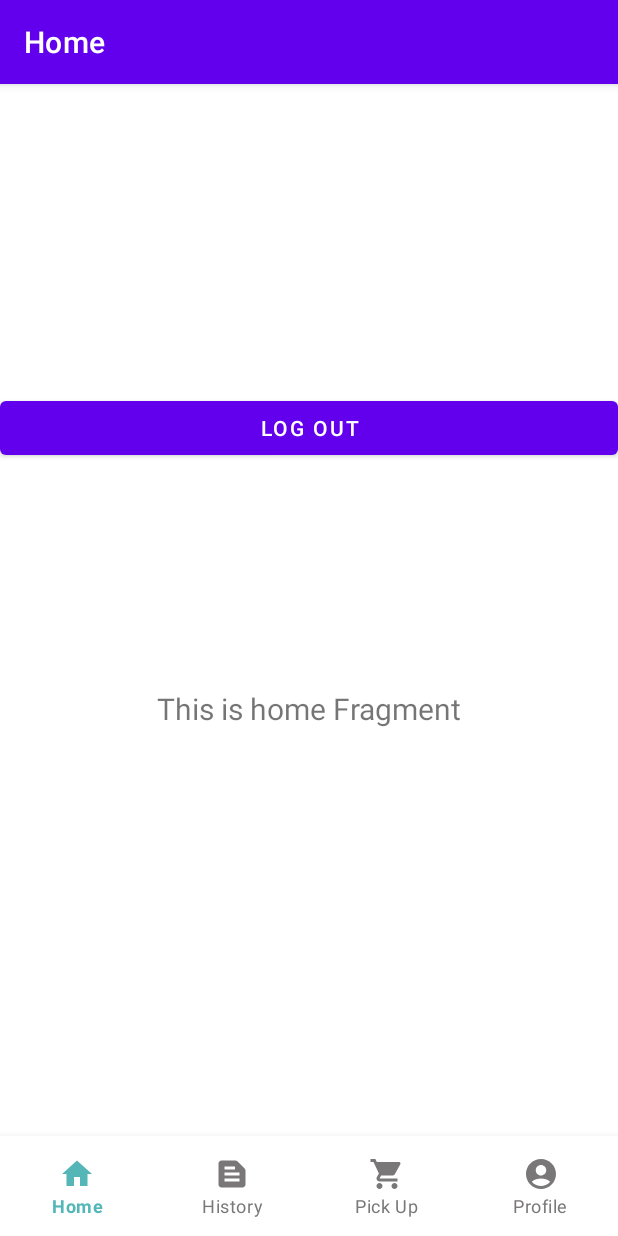
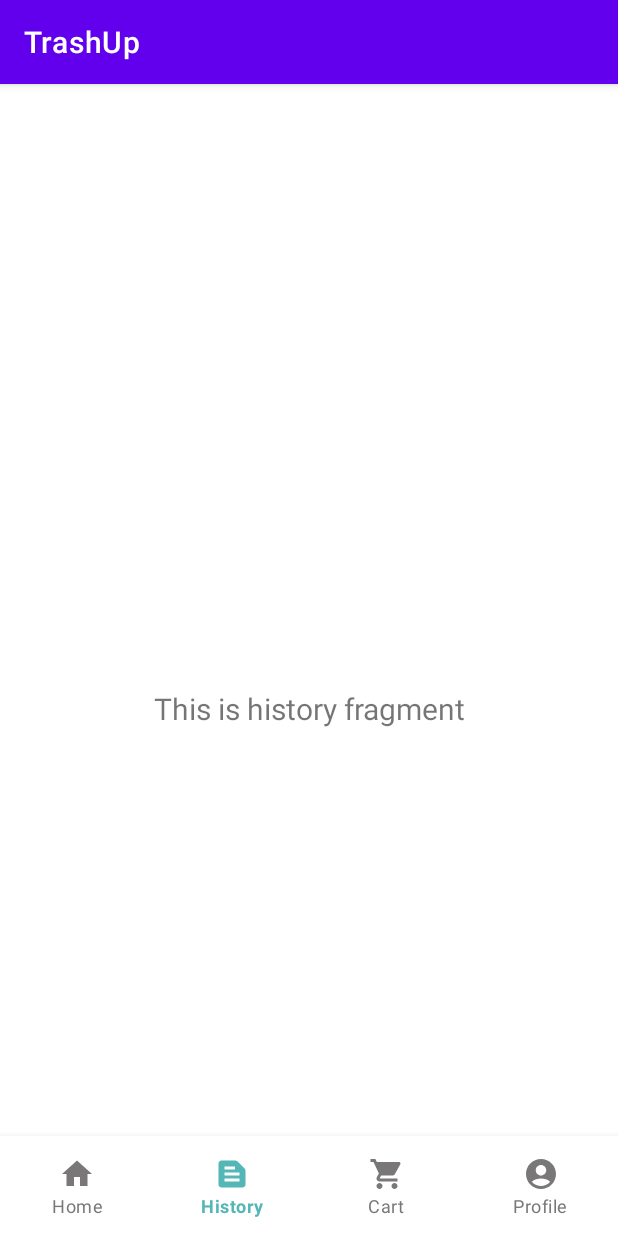
Before and after one commit to TrashUp-Capstone/mobile, an Android app: the MainActivity screen opened directly, with no data from a screen before it, item 2 of the bottom bar chosen, on a phone screen of 412 x 824 dp. Run offline under Robolectric (Android 15) with nearby library versions, the phone set to English and light mode, and no system bars; our stand-ins replace navigation-ui; 1 statement that could not run was skipped.

Commit message:
added bottomnav for user

```diff
--- a/app/build.gradle.kts
+++ b/app/build.gradle.kts
@@ -51,6 +51,8 @@ dependencies {
     implementation(libs.androidx.navigation.ui.ktx)
     implementation(libs.androidx.activity)
     implementation(libs.play.services.maps)
+    implementation(libs.androidx.legacy.support.v4)
+    implementation(libs.androidx.fragment.ktx)
     testImplementation(libs.junit)
     androidTestImplementation(libs.androidx.junit)
     androidTestImplementation(libs.androidx.espresso.core)
--- /dev/null
+++ b/app/src/main/java/com/dicoding/trashup/ui/user/history/HistoryUserFragment.kt
@@ -0,0 +1,31 @@
+package com.dicoding.trashup.ui.user.history
+
+import androidx.fragment.app.viewModels
+import android.os.Bundle
+import androidx.fragment.app.Fragment
+import android.view.LayoutInflater
+import android.view.View
+import android.view.ViewGroup
+import com.dicoding.trashup.R
+
+class HistoryUserFragment : Fragment() {
+
+    companion object {
+        fun newInstance() = HistoryUserFragment()
+    }
+
+    private val viewModel: HistoryUserViewModel by viewModels()
+
+    override fun onCreate(savedInstanceState: Bundle?) {
+        super.onCreate(savedInstanceState)
+
+        // TODO: Use the ViewModel
+    }
+
+    override fun onCreateView(
+        inflater: LayoutInflater, container: ViewGroup?,
+        savedInstanceState: Bundle?
+    ): View {
+        return inflater.inflate(R.layout.fragment_history_user, container, false)
+    }
+}
--- a/app/src/main/java/com/dicoding/trashup/ui/user/main/MainActivity.kt
+++ b/app/src/main/java/com/dicoding/trashup/ui/user/main/MainActivity.kt
@@ -47,12 +47,15 @@ class MainActivity : AppCompatActivity() {
         val navController = findNavController(R.id.nav_host_fragment_activity_main)
         // Passing each menu ID as a set of Ids because each
         // menu should be considered as top level destinations.
-        val appBarConfiguration = AppBarConfiguration(
-            setOf(
-                R.id.navigation_home, R.id.navigation_dashboard, R.id.navigation_notifications
-            )
-        )
-        setupActionBarWithNavController(navController, appBarConfiguration)
+//        val appBarConfiguration = AppBarConfiguration(
+//            setOf(
+//                R.id.navigation_home_user,
+//                R.id.navigation_history_user,
+//                R.id.navigation_cart_user,
+//                R.id.navigation_profile_user,
+//            )
+//        )
+//        setupActionBarWithNavController(navController, appBarConfiguration)
         navView.setupWithNavController(navController)
     }
 }
--- /dev/null
+++ b/app/src/main/res/layout/fragment_history_user.xml
@@ -0,0 +1,20 @@
+<?xml version="1.0" encoding="utf-8"?>
+<androidx.constraintlayout.widget.ConstraintLayout xmlns:android="http://schemas.android.com/apk/res/android"
+    xmlns:app="http://schemas.android.com/apk/res-auto"
+    android:layout_width="match_parent"
+    android:layout_height="match_parent">
+    <TextView
+        android:id="@+id/text_profile"
+        android:layout_width="match_parent"
+        android:layout_height="wrap_content"
+        android:layout_marginStart="8dp"
+        android:layout_marginTop="8dp"
+        android:layout_marginEnd="8dp"
+        android:textAlignment="center"
+        android:textSize="20sp"
+        android:text="This is history fragment"
+        app:layout_constraintBottom_toBottomOf="parent"
+        app:layout_constraintEnd_toEndOf="parent"
+        app:layout_constraintStart_toStartOf="parent"
+        app:layout_constraintTop_toTopOf="parent" />
+</androidx.constraintlayout.widget.ConstraintLayout>
--- a/app/src/main/res/menu/bottom_nav_menu.xml
+++ b/app/src/main/res/menu/bottom_nav_menu.xml
@@ -2,7 +2,7 @@
 <menu xmlns:android="http://schemas.android.com/apk/res/android">
 
     <item
-        android:id="@+id/navigation_home_driver"
+        android:id="@+id/navigation_home_user"
         android:icon="@drawable/ic_home_black_24dp"
         android:title="@string/title_home" />
 
@@ -14,7 +14,7 @@
     <item
         android:id="@+id/navigation_cart_user"
         android:icon="@drawable/ic_cart_24"
-        android:title="@string/pick_up" />
+        android:title="@string/cart" />
 
     <item
         android:id="@+id/navigation_profile_user"
--- a/app/src/main/res/navigation/mobile_navigation.xml
+++ b/app/src/main/res/navigation/mobile_navigation.xml
@@ -3,23 +3,29 @@
     xmlns:app="http://schemas.android.com/apk/res-auto"
     xmlns:tools="http://schemas.android.com/tools"
     android:id="@+id/mobile_navigation"
-    app:startDestination="@+id/navigation_home">
+    app:startDestination="@+id/navigation_home_user">
 
     <fragment
-        android:id="@+id/navigation_home"
+        android:id="@+id/navigation_home_user"
         android:name="com.dicoding.trashup.ui.user.home.HomeFragment"
         android:label="@string/title_home"
         tools:layout="@layout/fragment_home" />
 
     <fragment
-        android:id="@+id/navigation_dashboard"
-        android:name="com.dicoding.trashup.ui.user.dashboard.DashboardFragment"
-        android:label="@string/title_dashboard"
-        tools:layout="@layout/fragment_dashboard" />
+        android:id="@+id/navigation_history_user"
+        android:name="com.dicoding.trashup.ui.user.history.HistoryUserFragment"
+        android:label="@string/title_history"
+        tools:layout="@layout/fragment_history_user" />
 
     <fragment
-        android:id="@+id/navigation_notifications"
-        android:name="com.dicoding.trashup.ui.user.notifications.NotificationsFragment"
-        android:label="@string/title_notifications"
-        tools:layout="@layout/fragment_notifications" />
+        android:id="@+id/navigation_cart_user"
+        android:name="com.dicoding.trashup.ui.user.cart.CartUserFragment"
+        android:label="@string/title_cart"
+        tools:layout="@layout/fragment_cart_user" />
+
+    <fragment
+        android:id="@+id/navigation_profile_user"
+        android:name="com.dicoding.trashup.ui.user.profile.ProfileUserFragment"
+        android:label="@string/title_profile"
+        tools:layout="@layout/fragment_profile_user" />
 </navigation>
--- a/app/src/main/res/values/strings.xml
+++ b/app/src/main/res/values/strings.xml
@@ -1,7 +1,7 @@
 <resources>
     <string name="app_name">TrashUp</string>
     <string name="title_home">Home</string>
-    <string name="title_dashboard">Dashboard</string>
+    <string name="title_history">History</string>
     <string name="title_notifications">Notifications</string>
     <string name="description">Trash Up is your easy-to-use app for responsible waste collection. Collect waste, reduce landfills, and earn points for amazing prizes.</string>
     <string name="title">TrashUP!</string>
@@ -69,4 +69,6 @@
     <string name="current_password">Current Password</string>
     <string name="detail">Detail</string>
     <string name="accept">Accept</string>
+    <string name="title_cart">Cart</string>
+    <string name="title_profile">Profile</string>
 </resources>
--- a/gradle/libs.versions.toml
+++ b/gradle/libs.versions.toml
@@ -19,6 +19,8 @@ viewpager2 = "1.0.0"
 googleAndroidLibrariesMapsplatformSecretsGradlePlugin = "2.0.1"
 playServicesMaps = "18.2.0"
 cardview = "1.0.0"
+legacySupportV4 = "1.0.0"
+fragmentKtx = "1.7.1"
 
 [libraries]
 androidx-core-ktx = { group = "androidx.core", name = "core-ktx", version.ref = "coreKtx" }
@@ -38,6 +40,8 @@ material-v140 = { module = "com.google.android.material:material", version.ref =
 androidx-viewpager2 = { module = "androidx.viewpager2:viewpager2", version.ref = "viewpager2" }
 play-services-maps = { group = "com.google.android.gms", name = "play-services-maps", version.ref = "playServicesMaps" }
 cardview = { group = "androidx.cardview", name = "cardview", version.ref = "cardview" }
+androidx-legacy-support-v4 = { group = "androidx.legacy", name = "legacy-support-v4", version.ref = "legacySupportV4" }
+androidx-fragment-ktx = { group = "androidx.fragment", name = "fragment-ktx", version.ref = "fragmentKtx" }
 
 
 [plugins]
```
Also changed, not shown: app/src/main/java/com/dicoding/trashup/ui/user/cart/CartUserFragment.kt (added, +31 -0 lines), app/src/main/java/com/dicoding/trashup/ui/user/cart/CartUserViewModel.kt (added, +7 -0 lines), app/src/main/java/com/dicoding/trashup/ui/user/history/HistoryUserViewModel.kt (added, +7 -0 lines), app/src/main/java/com/dicoding/trashup/ui/user/profile/ProfileUserFragment.kt (added, +31 -0 lines), app/src/main/java/com/dicoding/trashup/ui/user/profile/ProfileUserViewModel.kt (added, +7 -0 lines), app/src/main/res/layout/fragment_cart_user.xml (added, +20 -0 lines), app/src/main/res/layout/fragment_profile_user.xml (added, +19 -0 lines).
